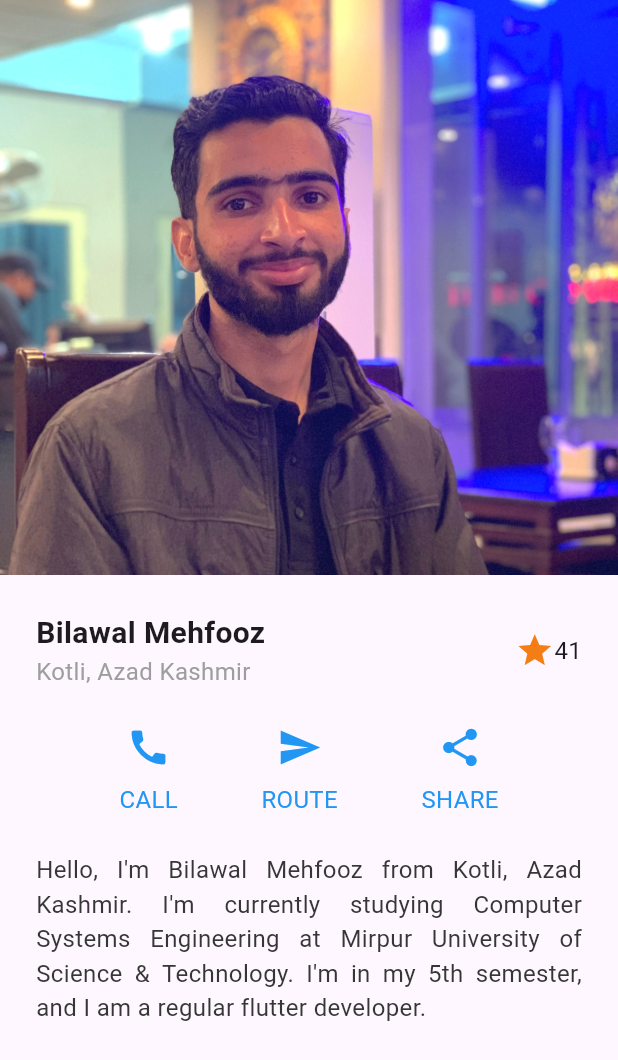
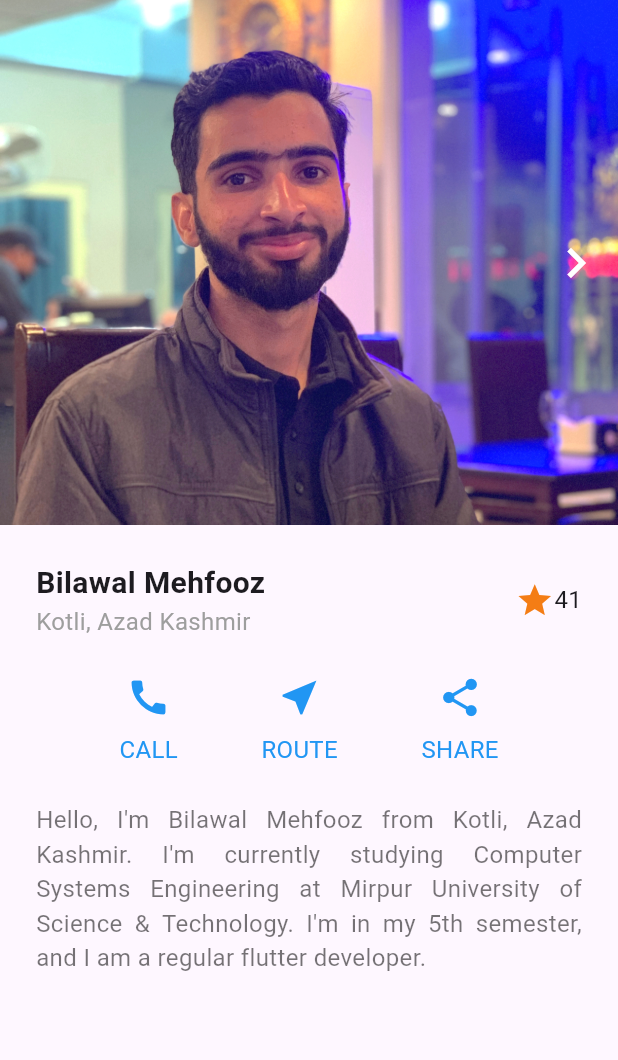
Before and after one commit to Bilawal-Mehfooz-Malik/simple_app, a Flutter app: the screen it shows after launch, on a phone screen of 412 x 824 dp. Shown: the top 1060 px of the screen. Run offline on Flutter 3.47's test engine with Material 3 defaults, Android fonts, the phone set to English and light mode, and no system bars.

Commit message:
added navigation in profile code refractoring

```diff
--- /dev/null
+++ b/lib/data/home_data.dart
@@ -0,0 +1,9 @@
+final List<String> profilePictures = [
+  'assets/profile1.jpg',
+  'assets/profile2.png',
+  'assets/profile3.png',
+  'assets/profile4.jpg',
+];
+
+const text =
+    'Hello, I\'m Bilawal Mehfooz from Kotli, Azad Kashmir. I\'m currently studying Computer Systems Engineering at Mirpur University of Science & Technology. I\'m in my 5th semester, and I am a regular flutter developer.';
--- a/lib/main.dart
+++ b/lib/main.dart
@@ -1,42 +1,56 @@
 import 'package:flutter/material.dart';
+import 'package:simple_app/data/home_data.dart';
+import 'package:simple_app/widgets/profile_section.dart';
 import 'package:simple_app/widgets/personal_details.dart';
 import 'package:simple_app/widgets/contacts_details.dart';
 
-const text =
-    'Hello, I\'m Bilawal Mehfooz from Kotli, Azad Kashmir. I\'m currently studying Computer Systems Engineering at Mirpur University of Science & Technology. I\'m in my 5th semester, and I am a regular flutter developer.';
 void main() {
-  runApp(
-    MaterialApp(
-      home: Scaffold(
+  runApp(const MyApp());
+}
+
+class MyApp extends StatelessWidget {
+  const MyApp({super.key});
+
+  @override
+  Widget build(BuildContext context) {
+    return const MaterialApp(
+      debugShowCheckedModeBanner: false,
+      home: HomePage(),
+    );
+  }
+}
+
+class HomePage extends StatelessWidget {
+  const HomePage({super.key});
+
+  @override
+  Widget build(BuildContext context) {
+    return const Scaffold(
       body: Column(
         crossAxisAlignment: CrossAxisAlignment.start,
         children: [
           // Profile picture
-            Image.asset('assets/profile.jpg'),
+          ProfileImageSection(),
 
-            // Details
-            const Padding(
+          // Details Section
+          Padding(
             padding: EdgeInsets.all(24),
             child: Column(
               children: [
                 PersonalDetails(),
                 ContactDetails(),
 
-                  //bottom text
+                //bottom text description
                 Text(
                   text,
                   textAlign: TextAlign.justify,
-                    style: TextStyle(
-                      fontSize: 16,
-                      color: Color.fromARGB(255, 54, 54, 54),
-                    ),
+                  style: TextStyle(fontSize: 16, color: Colors.black54),
                 )
               ],
             ),
           )
         ],
       ),
-      ),
-    ),
     );
   }
+}
--- a/lib/widgets/contacts_details.dart
+++ b/lib/widgets/contacts_details.dart
@@ -2,9 +2,7 @@ import 'package:flutter/material.dart';
 import 'package:simple_app/widgets/custom_contact_icon.dart';
 
 class ContactDetails extends StatelessWidget {
-  const ContactDetails({
-    super.key,
-  });
+  const ContactDetails({super.key});
 
   @override
   Widget build(BuildContext context) {
@@ -14,7 +12,7 @@ class ContactDetails extends StatelessWidget {
         mainAxisAlignment: MainAxisAlignment.spaceEvenly,
         children: [
           CustomContactIcon(icon: Icons.call, text: 'CALL'),
-          CustomContactIcon(icon: Icons.send, text: 'ROUTE'),
+          CustomContactIcon(icon: Icons.near_me, text: 'ROUTE'),
           CustomContactIcon(icon: Icons.share, text: 'SHARE'),
         ],
       ),
--- /dev/null
+++ b/lib/widgets/profile_section.dart
@@ -0,0 +1,68 @@
+import 'package:flutter/material.dart';
+import 'package:simple_app/data/home_data.dart';
+
+class ProfileImageSection extends StatefulWidget {
+  const ProfileImageSection({super.key});
+
+  @override
+  State<ProfileImageSection> createState() => _ProfileImageSectionState();
+}
+
+class _ProfileImageSectionState extends State<ProfileImageSection> {
+  int _index = 0;
+  @override
+  Widget build(BuildContext context) {
+    return Stack(
+      children: [
+        // Profile Picture
+        SizedBox(
+          height: 350,
+          width: double.infinity,
+          child: Image.asset(profilePictures[_index], fit: BoxFit.cover),
+        ),
+
+        // Left Previous Navigation
+        Positioned(
+          top: 0,
+          left: 0,
+          bottom: 0,
+          child: _index > 0
+              ? IconButton(
+                  icon: const Icon(
+                    Icons.navigate_before,
+                    size: 40,
+                    color: Colors.white,
+                  ),
+                  onPressed: () {
+                    setState(() {
+                      _index--;
+                    });
+                  },
+                )
+              : const SizedBox(),
+        ),
+
+        // Right Next Navigation
+        Positioned(
+          top: 0,
+          right: 0,
+          bottom: 0,
+          child: _index < 3
+              ? IconButton(
+                  icon: const Icon(
+                    Icons.navigate_next,
+                    size: 40,
+                    color: Colors.white,
+                  ),
+                  onPressed: () {
+                    setState(() {
+                      _index++;
+                    });
+                  },
+                )
+              : const SizedBox(),
+        )
+      ],
+    );
+  }
+}
--- a/pubspec.yaml
+++ b/pubspec.yaml
@@ -60,7 +60,11 @@ flutter:
 
   # To add assets to your application, add an assets section, like this:
   assets:
-    - assets/profile.jpg
+    - assets/profile1.jpg
+    - assets/profile2.png
+    - assets/profile3.png
+    - assets/profile4.jpg
+
   #   - images/a_dot_ham.jpeg
 
   # An image asset can refer to one or more resolution-specific "variants", see
```
Also changed, not shown: lib/widgets/personal_details.dart (+2 -9 lines), assets/profile1.jpg (renamed from assets/profile.jpg), assets/profile2.png (added), assets/profile3.png (added), assets/profile4.jpg (added). Lines whose indentation alone changed are shown as unchanged.
